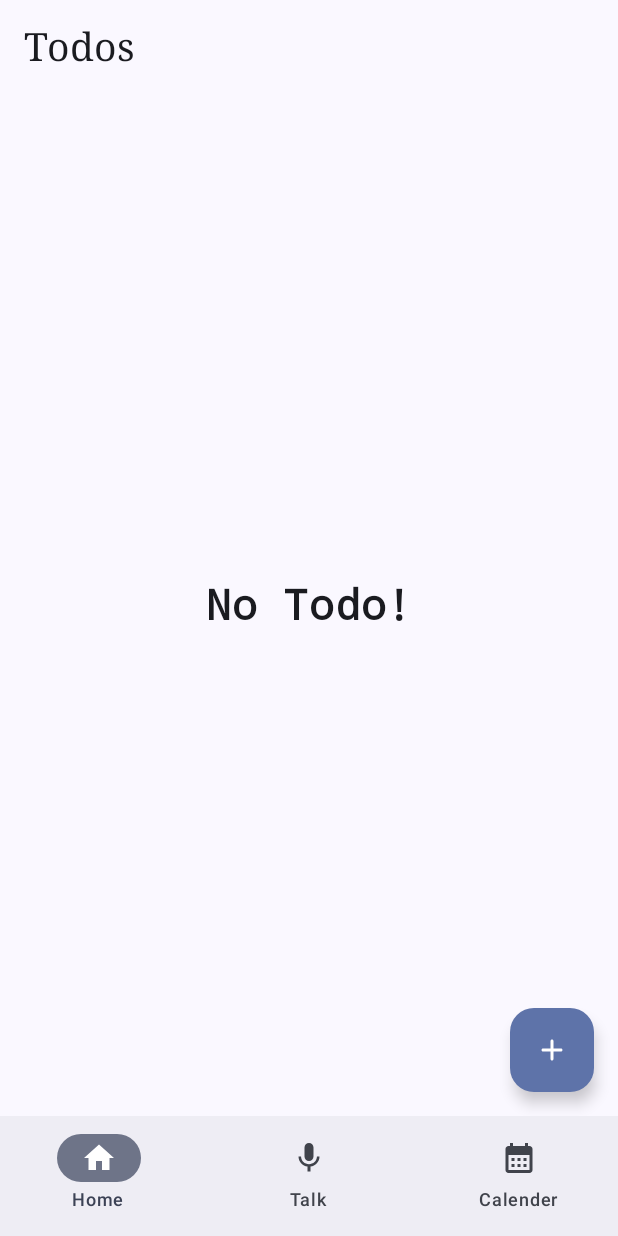
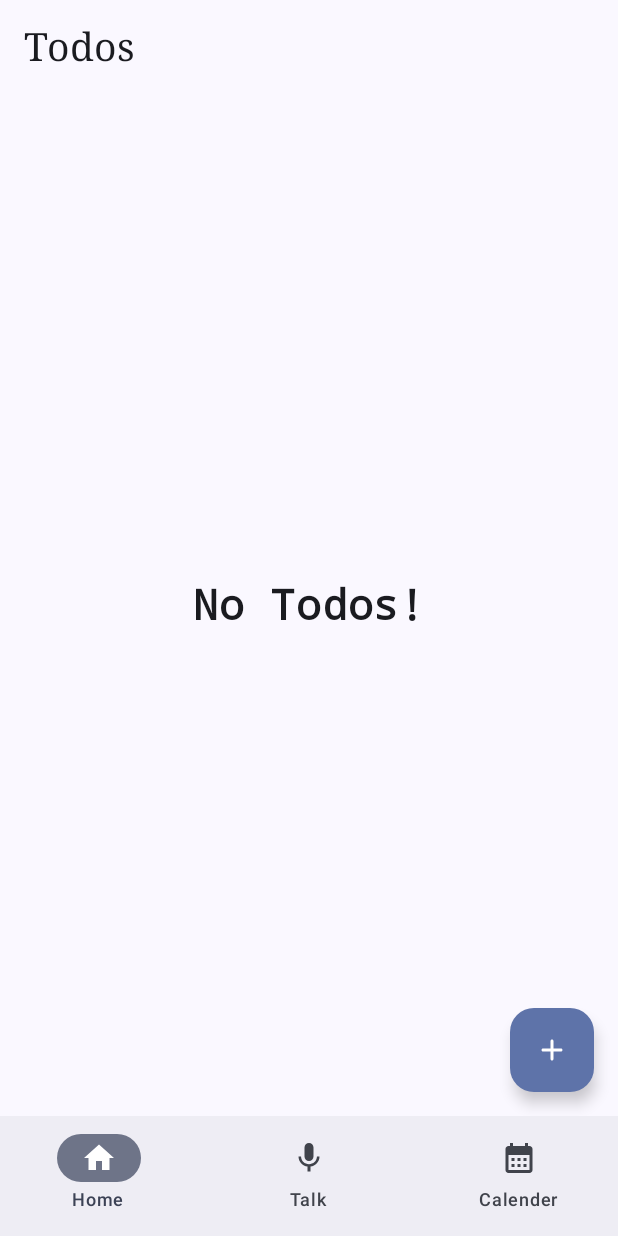
Before and after one commit to Swirl86/Listify-Planner, an Android app built with Jetpack Compose: the screen it shows after launch (MainActivity), on a phone screen of 412 x 824 dp. Run offline under Robolectric (Android 15) with nearby library versions, the phone set to English and light mode, and no system bars; our stand-ins replace Dagger/Hilt's generated code, Room's generated code.

Commit message:
some improvements

```diff
--- a/app/src/main/java/com/swirl/listifyplanner/MainActivity.kt
+++ b/app/src/main/java/com/swirl/listifyplanner/MainActivity.kt
@@ -11,6 +11,7 @@ import androidx.compose.material3.Text
 import androidx.compose.runtime.Composable
 import androidx.compose.ui.Modifier
 import androidx.compose.ui.tooling.preview.Preview
+import com.swirl.listifyplanner.db.AppDatabase
 import com.swirl.listifyplanner.presentation.MainViewModel
 import com.swirl.listifyplanner.presentation.navigation.AppNavigation
 import com.swirl.listifyplanner.ui.theme.ListifyPlannerTheme
--- a/app/src/main/java/com/swirl/listifyplanner/data/model/Todo.kt
+++ b/app/src/main/java/com/swirl/listifyplanner/data/model/Todo.kt
@@ -2,13 +2,13 @@ package com.swirl.listifyplanner.data.model
 
 import androidx.room.Entity
 import androidx.room.PrimaryKey
-import java.util.Date
+import java.time.LocalDateTime
 
 @Entity(tableName = "todo")
 data class Todo(
     @PrimaryKey(autoGenerate = true)
     val id: Int = 0,
     val task: String,
-    val timeStamp: Date,
+    val timeStamp: LocalDateTime,
     val isImportant: Boolean = false
 )
--- a/app/src/main/java/com/swirl/listifyplanner/db/AppDatabase.kt
+++ b/app/src/main/java/com/swirl/listifyplanner/db/AppDatabase.kt
@@ -1,8 +1,6 @@
 package com.swirl.listifyplanner.db
 
-import android.content.Context
 import androidx.room.Database
-import androidx.room.Room
 import androidx.room.RoomDatabase
 import androidx.room.TypeConverters
 import com.swirl.listifyplanner.data.model.Todo
--- a/app/src/main/java/com/swirl/listifyplanner/presentation/home_screen/components/EmptyTodoScreen.kt
+++ b/app/src/main/java/com/swirl/listifyplanner/presentation/home_screen/components/EmptyTodoScreen.kt
@@ -1,5 +1,10 @@
 package com.swirl.listifyplanner.presentation.home_screen.components
 
+import androidx.compose.animation.AnimatedVisibility
+import androidx.compose.animation.fadeIn
+import androidx.compose.animation.fadeOut
+import androidx.compose.animation.scaleIn
+import androidx.compose.animation.scaleOut
 import androidx.compose.foundation.layout.Box
 import androidx.compose.foundation.layout.PaddingValues
 import androidx.compose.foundation.layout.fillMaxSize
@@ -20,11 +25,17 @@ fun EmptyToDoScreen(paddingValues: PaddingValues) {
             .padding(paddingValues),
         contentAlignment = Alignment.Center
     ) {
-        Text(
-            text = "No Todo!",
-            fontFamily = FontFamily.Monospace,
-            fontWeight = FontWeight.SemiBold,
-            fontSize = 28.sp
-        )
+        AnimatedVisibility(
+            visible = true,
+            enter = scaleIn() + fadeIn(),
+            exit = scaleOut() + fadeOut()
+        ) {
+            Text(
+                text = "No Todos!",
+                fontFamily = FontFamily.Monospace,
+                fontWeight = FontWeight.SemiBold,
+                fontSize = 28.sp
+            )
+        }
     }
 }
--- a/app/src/main/java/com/swirl/listifyplanner/presentation/home_screen/components/alert_dialogs/AlertDialog_AddScreen.kt
+++ b/app/src/main/java/com/swirl/listifyplanner/presentation/home_screen/components/alert_dialogs/AlertDialog_AddScreen.kt
@@ -40,7 +40,7 @@ import com.swirl.listifyplanner.presentation.MainViewModel
 import com.swirl.listifyplanner.presentation.common.taskTextStyle
 import com.swirl.listifyplanner.presentation.common.toastMsg
 import kotlinx.coroutines.job
-import java.util.Date
+import java.time.LocalDateTime
 
 @Composable
 fun AlertDialog_AddScreen(
@@ -51,7 +51,7 @@ fun AlertDialog_AddScreen(
     var text by remember {  mutableStateOf("") }
     var isImportant by remember { mutableStateOf(false) }
 
-    val todo = Todo(0, text, Date(), isImportant)
+    val todo = Todo(0, text, LocalDateTime.now(), isImportant)
 
     val focusRequest = FocusRequester()
     val context = LocalContext.current
@@ -89,7 +89,7 @@ fun AlertDialog_AddScreen(
                         keyboardActions = KeyboardActions(
                             onDone = {
                                 if (text.isNotBlank()) {
-                                    mainViewModel.insertTodo(todo = todo)
+                                    mainViewModel.insertTodo(todo)
                                     text = ""
                                     isImportant = false
                                     onClose()
@@ -137,7 +137,7 @@ fun AlertDialog_AddScreen(
             confirmButton = {
                 Button(onClick = {
                     if (text.isNotBlank()) {
-                        mainViewModel.insertTodo(todo = todo.copy(timeStamp = Date()))
+                        mainViewModel.insertTodo(todo)
                         text = ""
                         isImportant = false
                         onClose()
--- a/app/src/main/java/com/swirl/listifyplanner/presentation/speech_to_text_screen/SpeechToTextScreen.kt
+++ b/app/src/main/java/com/swirl/listifyplanner/presentation/speech_to_text_screen/SpeechToTextScreen.kt
@@ -31,10 +31,6 @@ fun SpeechToTextScreen() {
     val speechToTextConverter = remember(context) {
         SpeechToTextConverter(context = context) { transcribedText ->
             result = transcribedText
-        }.apply {
-            setOnSpeechStart {
-                result = ""
-            }
         }
     }
 
@@ -55,6 +51,7 @@ fun SpeechToTextScreen() {
                 if (isListening) {
                     speechToTextConverter.stopListening()
                 } else {
+                    result = ""
                     if (ContextCompat.checkSelfPermission(
                             context,
                             Manifest.permission.RECORD_AUDIO
--- a/gradle/libs.versions.toml
+++ b/gradle/libs.versions.toml
@@ -3,6 +3,7 @@ activityCompose = "1.7.0"
 agp = "8.3.2"
 composeBom = "2023.08.00"
 converterGson = "2.9.0"
+desugar_jdk_libs = "2.0.4"
 gson = "2.10.1"
 hiltAndroid = "2.48.1"
 hiltCompiler = "1.2.0"
@@ -36,6 +37,7 @@ androidx-room-compiler = { module = "androidx.room:room-compiler", version.ref =
 androidx-room-ktx = { module = "androidx.room:room-ktx", version.ref = "roomKtx" }
 androidx-room-runtime = { module = "androidx.room:room-runtime", version.ref = "roomKtx" }
 converter-gson = { module = "com.squareup.retrofit2:converter-gson", version.ref = "converterGson" }
+desugar_jdk_libs = { module = "com.android.tools:desugar_jdk_libs", version.ref = "desugar_jdk_libs" }
 gson = { module = "com.google.code.gson:gson", version.ref = "gson" }
 hilt-android = { module = "com.google.dagger:hilt-android", version.ref = "hiltAndroid" }
 hilt-android-compiler = { module = "com.google.dagger:hilt-android-compiler", version.ref = "hiltAndroid" }
```
Also changed, not shown: app/build.gradle.kts (+7 -1 lines), app/src/main/java/com/swirl/listifyplanner/db/Converters.kt (+7 -5 lines), app/src/main/java/com/swirl/listifyplanner/presentation/MainViewModel.kt (+15 -4 lines), app/src/main/java/com/swirl/listifyplanner/presentation/home_screen/HomeScreen.kt (+11 -1 lines), app/src/main/java/com/swirl/listifyplanner/presentation/home_screen/components/TodoCard.kt (+26 -1 lines), app/src/main/java/com/swirl/listifyplanner/utils/extenstions/DateExtensions.kt (added, +9 -0 lines), app/src/main/java/com/swirl/listifyplanner/utils/extenstions/StringExtensions.kt (added, +12 -0 lines), app/src/main/java/com/swirl/listifyplanner/utils/speech/SpeechToTextConverter.kt (+1 -9 lines).
